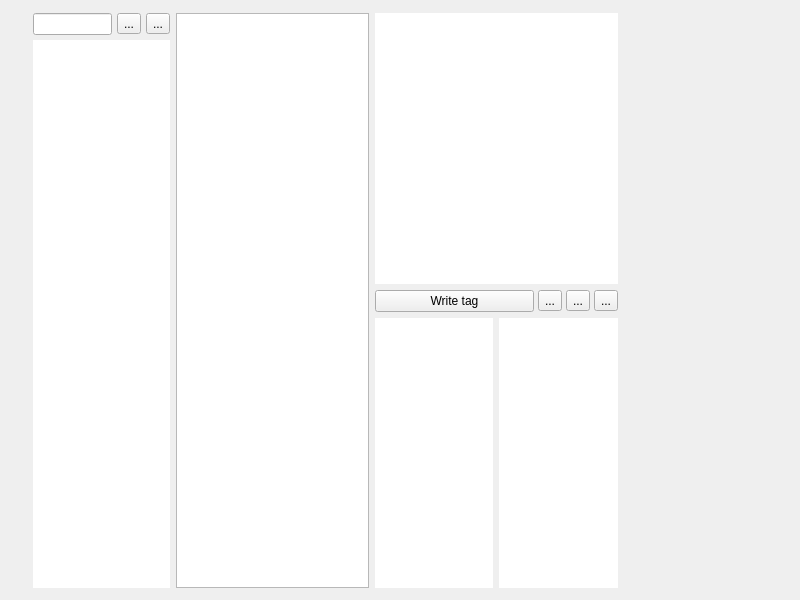
This is main.ui in woodenbear24/Vid_classification_tool as Qt 5 draws it before an edit. The edited form follows.
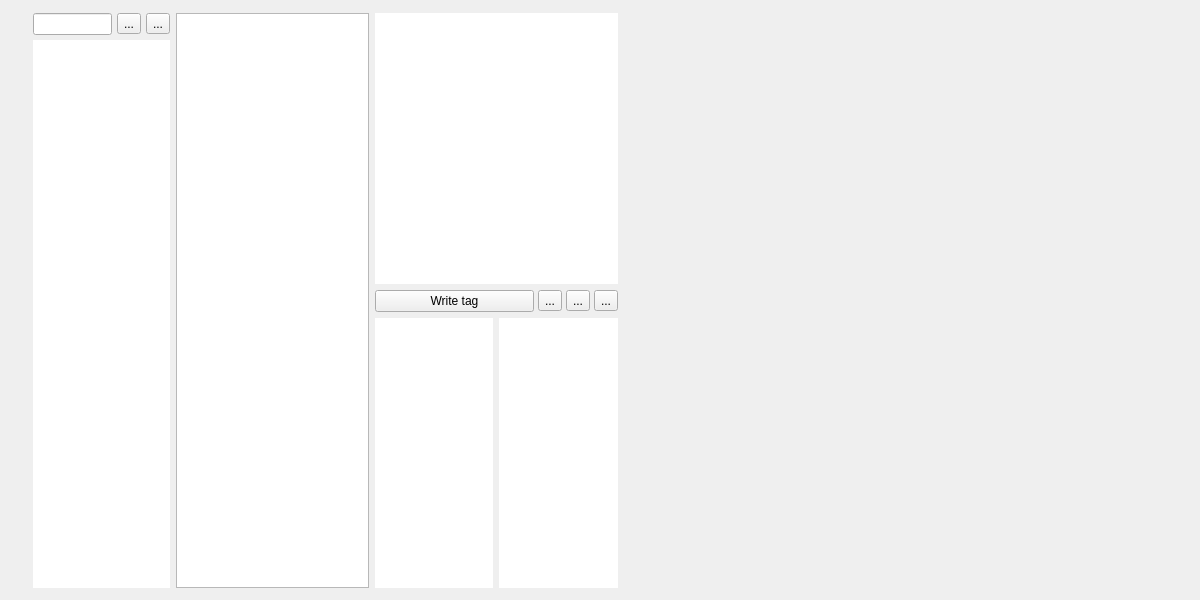
This is the edited form. Icons and pictures are not drawn.

Patch:
```diff
--- a/main.ui
+++ b/main.ui
@@ -6,7 +6,7 @@
    <rect>
     <x>0</x>
     <y>0</y>
-    <width>800</width>
+    <width>1200</width>
     <height>600</height>
    </rect>
   </property>
```
